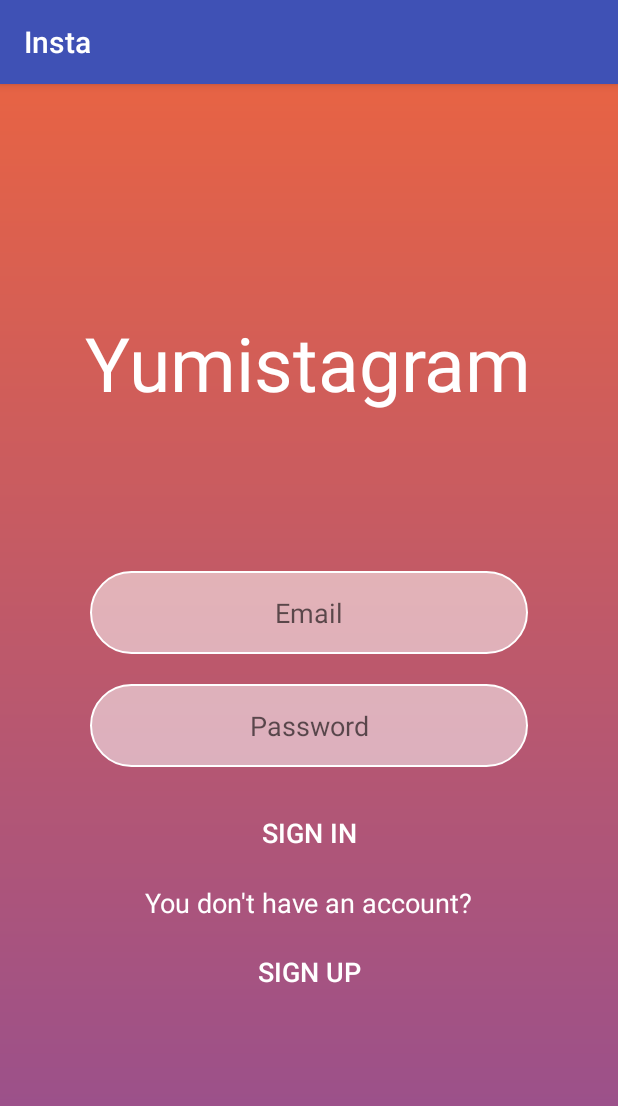
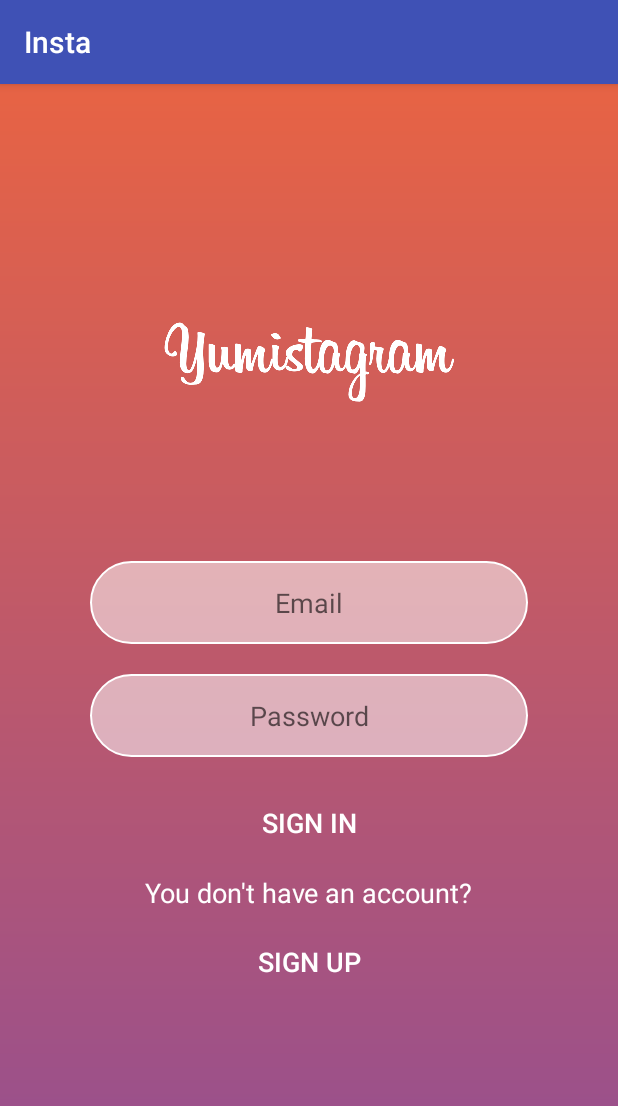
Before and after one commit to yuuming/Yumistagram, an Android app: the screen it shows after launch (SignInActivity), on a phone screen of 412 x 824 dp. Shown: the top 1106 px of the screen. Run offline under Robolectric (Android 15) with nearby library versions, the phone set to English and light mode, and no system bars.

Commit message:
Replace textview with logoimage

```diff
--- a/app/src/main/res/layout/activity_sign_in.xml
+++ b/app/src/main/res/layout/activity_sign_in.xml
@@ -9,14 +9,12 @@
     android:orientation="vertical"
     tools:context="com.yuminakamura.insta.SignInActivity">
 
-    <TextView
+    <ImageView
         android:id="@+id/app_title"
         android:layout_width="wrap_content"
         android:layout_height="wrap_content"
         android:layout_marginBottom="35dp"
-        android:text="@string/app_title"
-        android:textColor="@color/white"
-        android:textSize="@dimen/text_size_big" />
+        android:src="@drawable/logo"/>
 
     <EditText
         android:id="@+id/email"
```
